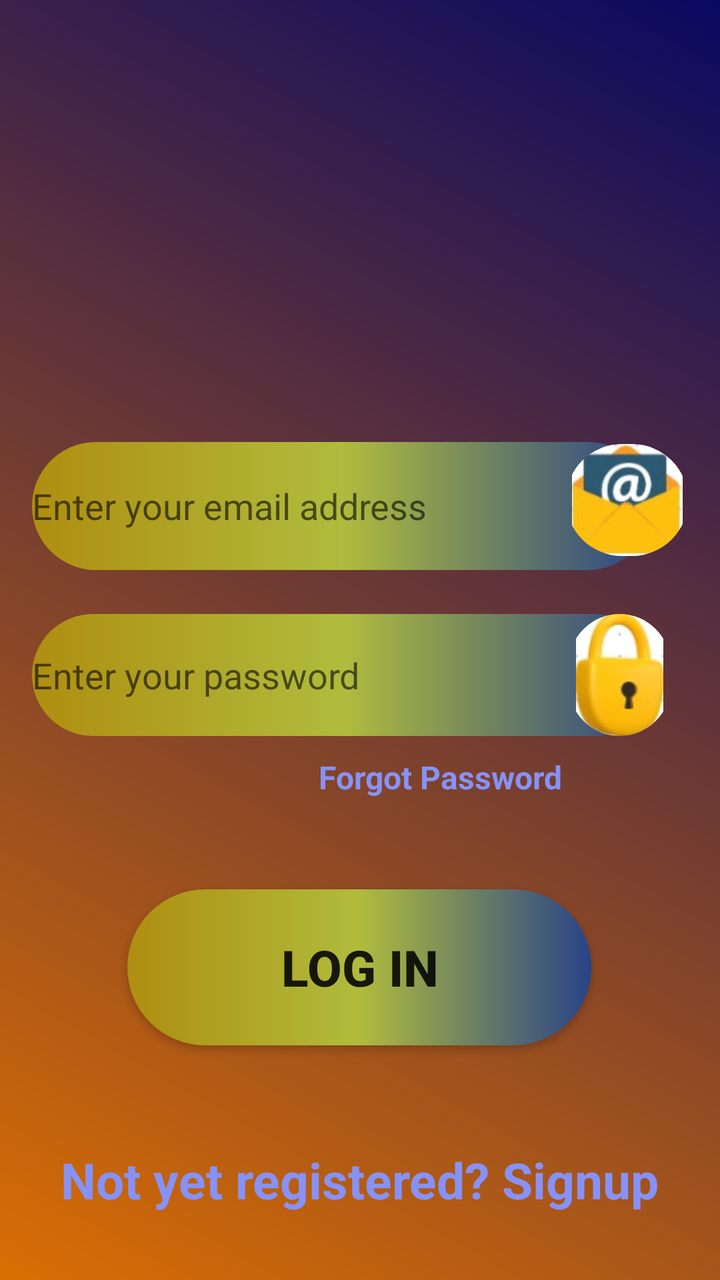
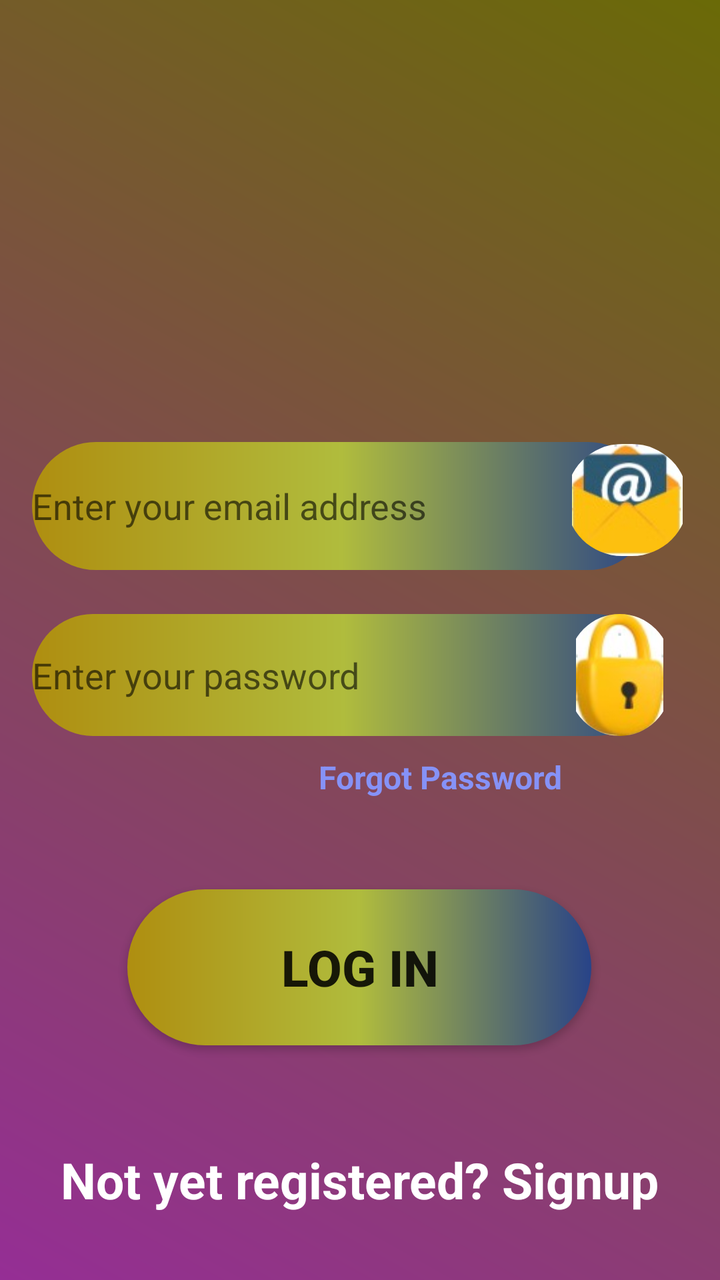

Before-and-after screenshots of an Android layout around one commit, followed by the original layout XML and the change that was made.
<!-- AndroidManifest.xml: activity theme Theme.AppCompat.Light -->
<!-- res/layout/activity_login.xml -->
<?xml version="1.0" encoding="utf-8"?>
<androidx.constraintlayout.widget.ConstraintLayout xmlns:android="http://schemas.android.com/apk/res/android"
    xmlns:app="http://schemas.android.com/apk/res-auto"
    xmlns:tools="http://schemas.android.com/tools"
    android:layout_width="match_parent"
    android:layout_height="match_parent"
    android:background="@drawable/gradient_background"
    android:padding="16dp"
    tools:context=".LoginActivity">

    <Button
        android:id="@+id/btn_login"
        android:layout_width="232dp"
        android:layout_height="78dp"
        android:text="@string/btn_login"
        android:textSize="25sp"
        android:textStyle="bold"
        android:background="@drawable/button_shapes"
        app:layout_constraintBottom_toBottomOf="parent"
        app:layout_constraintEnd_toEndOf="parent"
        app:layout_constraintHorizontal_bias="0.498"
        app:layout_constraintStart_toStartOf="parent"
        app:layout_constraintTop_toTopOf="parent"
        app:layout_constraintVertical_bias="0.809" />

    <EditText
        android:id="@+id/edit_email"
        android:layout_width="310dp"
        android:layout_height="64dp"
        android:autofillHints="emailAddress"
        android:background="@drawable/button_shapes"
        android:hint="@string/enter_email_hint"
        android:inputType="textEmailAddress"
        app:layout_constraintBottom_toBottomOf="parent"
        app:layout_constraintEnd_toEndOf="parent"
        app:layout_constraintHorizontal_bias="0.0"
        app:layout_constraintStart_toStartOf="parent"
        app:layout_constraintTop_toTopOf="parent"
        app:layout_constraintVertical_bias="0.377" />

    <EditText
        android:id="@+id/edit_password"
        android:layout_width="312dp"
        android:layout_height="61dp"
        android:autofillHints="password"
        android:background="@drawable/button_shapes"
        android:hint="@string/enter_password_hint"
        android:inputType="textPassword"
        app:layout_constraintBottom_toBottomOf="parent"
        app:layout_constraintEnd_toEndOf="parent"
        app:layout_constraintHorizontal_bias="0.0"
        app:layout_constraintStart_toStartOf="parent"
        app:layout_constraintTop_toTopOf="parent"
        app:layout_constraintVertical_bias="0.532" />

    <TextView
        android:id="@+id/forgot_password"
        android:layout_width="wrap_content"
        android:layout_height="wrap_content"
        android:layout_gravity="center"
        android:padding="8dp"
        android:text="@string/forgot_password"

        android:textColor="@color/lavender"
        android:textSize="16sp"
        android:textStyle="bold"
        app:layout_constraintBottom_toBottomOf="parent"
        app:layout_constraintEnd_toEndOf="parent"
        app:layout_constraintHorizontal_bias="0.713"
        app:layout_constraintStart_toStartOf="parent"
        app:layout_constraintTop_toTopOf="parent"
        app:layout_constraintVertical_bias="0.62" />


    <TextView
        android:id="@+id/signupRedirectText"
        android:layout_width="wrap_content"
        android:layout_height="wrap_content"
        android:layout_gravity="center"
        android:padding="8dp"
        android:text="@string/not_yet_registered_signup"
        android:textColor="@color/lavender"
        android:textSize="25sp"
        android:textStyle="bold"
        app:layout_constraintBottom_toBottomOf="parent"
        app:layout_constraintEnd_toEndOf="parent"
        app:layout_constraintStart_toStartOf="parent"
        app:layout_constraintTop_toTopOf="parent"
        app:layout_constraintVertical_bias="0.983" />

    <com.google.android.material.imageview.ShapeableImageView
        android:id="@+id/imageView"
        android:layout_width="61dp"
        android:layout_height="56dp"
        app:layout_constraintBottom_toBottomOf="parent"
        app:layout_constraintEnd_toEndOf="parent"
        app:layout_constraintHorizontal_bias="1.0"
        app:layout_constraintStart_toStartOf="parent"
        app:layout_constraintTop_toTopOf="parent"
        app:layout_constraintVertical_bias="0.373"
        app:shapeAppearanceOverlay="@style/circular"
        app:srcCompat="@drawable/mail_logo" />

    <com.google.android.material.imageview.ShapeableImageView
        android:id="@+id/imageView7"
        android:layout_width="51dp"
        android:layout_height="61dp"
        app:layout_constraintBottom_toBottomOf="parent"
        app:layout_constraintEnd_toEndOf="parent"
        app:layout_constraintHorizontal_bias="0.969"
        app:layout_constraintStart_toStartOf="parent"
        app:layout_constraintTop_toTopOf="parent"
        app:layout_constraintVertical_bias="0.532"
        app:shapeAppearanceOverlay="@style/circular"
        app:srcCompat="@drawable/password_logo" />


</androidx.constraintlayout.widget.ConstraintLayout>
<!-- resources referenced by this layout -->
<resources>
  <color name="lavender">#8692f7</color>
  <!-- drawable button_shapes (drawable) -->
  <?xml version="1.0" encoding="utf-8"?>
  <shape android:shape="rectangle" xmlns:android="http://schemas.android.com/apk/res/android">
      <gradient
          android:startColor="#AF8E10"
          android:centerColor="#B0BC3D"
          android:endColor="#284388" />
      <corners android:radius="100sp"/>
  </shape>
  <!-- drawable gradient_background (drawable) -->
  <?xml version="1.0" encoding="utf-8"?>
  <shape xmlns:android="http://schemas.android.com/apk/res/android"
      android:shape="rectangle">
      <gradient
          android:startColor="#DA6E03"
          android:endColor="#090961"
          android:angle="45" />
  
  </shape>
  <!-- drawable mail_logo: jpg bitmap (drawable, 3457 bytes) -->
  <!-- drawable password_logo: jpg bitmap (drawable, 2612 bytes) -->
  <string name="btn_login">LOG IN </string>
  <string name="enter_email_hint">Enter your email address</string>
  <string name="enter_password_hint">Enter your password</string>
  <string name="forgot_password">Forgot Password</string>
  <string name="not_yet_registered_signup">Not yet registered? Signup</string>
  <style name="circular">
          <item name="cornerSize">50%</item>
      </style>
</resources>

<!-- the commit's change to res/layout/activity_login.xml (unified diff, before → after) -->
@@ -79,7 +79,7 @@
         android:layout_gravity="center"
         android:padding="8dp"
         android:text="@string/not_yet_registered_signup"
-        android:textColor="@color/lavender"
+        android:textColor="@color/white"
         android:textSize="25sp"
         android:textStyle="bold"
         app:layout_constraintBottom_toBottomOf="parent"
<!-- resource entries referenced after the edit -->
@@ -1,6 +1,7 @@
 <!-- resources referenced by this layout -->
 <resources>
   <color name="lavender">#8692f7</color>
+  <color name="white">#FFFFFFFF</color>
   <!-- drawable button_shapes (drawable) -->
   <?xml version="1.0" encoding="utf-8"?>
   <shape android:shape="rectangle" xmlns:android="http://schemas.android.com/apk/res/android">
@@ -15,8 +16,8 @@
   <shape xmlns:android="http://schemas.android.com/apk/res/android"
       android:shape="rectangle">
       <gradient
-          android:startColor="#DA6E03"
-          android:endColor="#090961"
+          android:startColor="#952E95"
+          android:endColor="#6A6A07"
           android:angle="45" />
   
   </shape>
